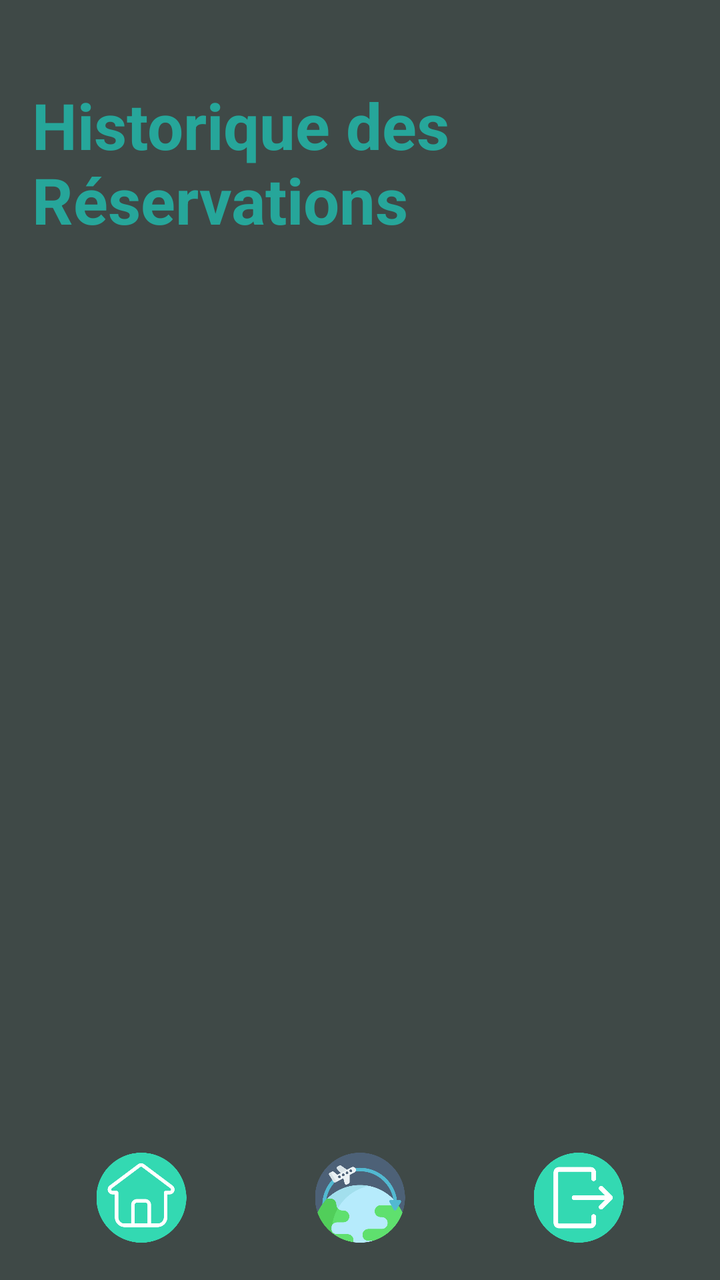
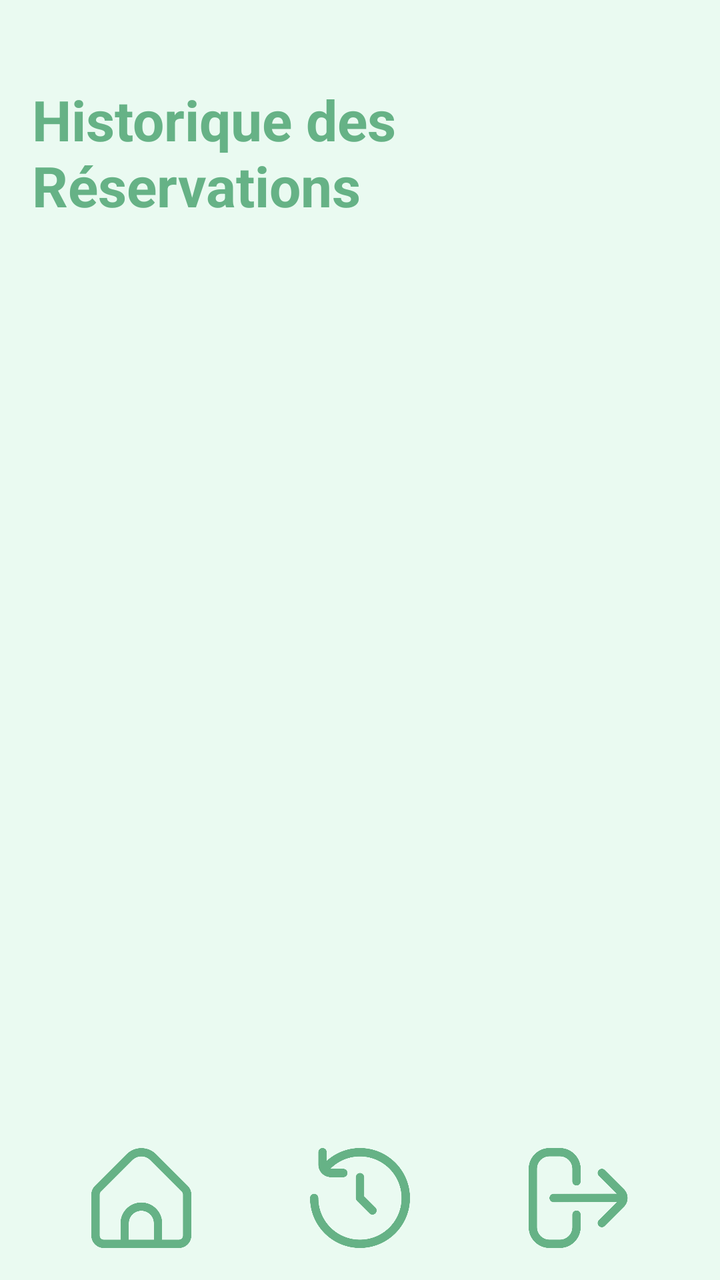

Two renders of the same Android screen: before a commit and after it. Below are the layout's source before the change and the commit's diff.
<!-- AndroidManifest.xml: application theme Theme.AgenceTouristique7 -->
<!-- res/layout/activity_historique_reservations.xml -->
<?xml version="1.0" encoding="utf-8"?>
<LinearLayout xmlns:android="http://schemas.android.com/apk/res/android"
    xmlns:tools="http://schemas.android.com/tools"
    android:layout_width="match_parent"
    android:layout_height="match_parent"
    android:background="#E72C3834"
    android:orientation="vertical"
    android:padding="16dp"
    tools:context=".vue.activites.HistoriqueReservationsActivity">

    <TextView
        android:layout_width="wrap_content"
        android:layout_height="wrap_content"
        android:layout_gravity="center_horizontal"
        android:layout_marginTop="25dp"
        android:layout_marginBottom="32dp"
        android:text="@string/historique_des_reservations"
        android:textColor="#26A69A"
        android:textSize="32sp"
        android:textStyle="bold" />

    <ListView
        android:id="@+id/listView_reservations_historique"
        android:layout_width="match_parent"
        android:layout_height="0dp"
        android:layout_weight="1"
        android:divider="@android:color/transparent"
        android:dividerHeight="8dp" />

    <LinearLayout
        android:layout_width="match_parent"
        android:layout_height="66dp"
        android:gravity="center"
        android:orientation="horizontal"
        android:paddingTop="16dp">

        <LinearLayout
            android:id="@+id/button_accueil_accueil"
            android:layout_width="wrap_content"
            android:layout_height="wrap_content"
            android:layout_weight="1"
            android:background="?android:attr/selectableItemBackground"
            android:clickable="true"
            android:focusable="true"
            android:gravity="center"
            android:minHeight="48dp"
            android:orientation="vertical">

            <ImageView
                android:layout_width="50dp"
                android:layout_height="45dp"
                android:contentDescription="@string/accueil"
                android:src="@drawable/home" />

        </LinearLayout>

        <LinearLayout
            android:id="@+id/button_historique_accueil"
            android:layout_width="wrap_content"
            android:layout_height="wrap_content"
            android:layout_weight="1"
            android:background="?android:attr/selectableItemBackground"
            android:clickable="true"
            android:focusable="true"
            android:gravity="center"
            android:minHeight="48dp"
            android:orientation="vertical">

            <ImageView
                android:layout_width="50dp"
                android:layout_height="45dp"
                android:contentDescription="@string/historique"
                android:src="@drawable/reservation" />

        </LinearLayout>

        <LinearLayout
            android:id="@+id/button_logout_accueil"
            android:layout_width="wrap_content"
            android:layout_height="wrap_content"
            android:layout_weight="1"
            android:background="?android:attr/selectableItemBackground"
            android:clickable="true"
            android:focusable="true"
            android:gravity="center"
            android:minHeight="48dp"
            android:orientation="vertical">

            <ImageView
                android:layout_width="50dp"
                android:layout_height="45dp"
                android:contentDescription="@string/log_out"
                android:src="@drawable/quit" />

        </LinearLayout>
    </LinearLayout>

</LinearLayout>
<!-- resources referenced by this layout -->
<resources>
  <!-- drawable home: png bitmap (drawable, 19974 bytes) -->
  <!-- drawable quit: png bitmap (drawable, 20227 bytes) -->
  <!-- drawable reservation: png bitmap (drawable, 37465 bytes) -->
  <string name="accueil">Accueil</string>
  <string name="historique">Historique</string>
  <string name="historique_des_reservations">Historique des Réservations</string>
  <string name="log_out">Déconnexion</string>
  <style name="Theme.AgenceTouristique7" parent="Base.Theme.AgenceTouristique7" />
  <style name="Base.Theme.AgenceTouristique7" parent="Theme.Material3.DayNight.NoActionBar">
          
          
      </style>
</resources>

<!-- the commit's change to res/layout/activity_historique_reservations.xml (unified diff, before → after) -->
@@ -1,98 +1,87 @@
 <?xml version="1.0" encoding="utf-8"?>
-<LinearLayout xmlns:android="http://schemas.android.com/apk/res/android"
+<androidx.constraintlayout.widget.ConstraintLayout xmlns:android="http://schemas.android.com/apk/res/android"
+    xmlns:app="http://schemas.android.com/apk/res-auto"
     xmlns:tools="http://schemas.android.com/tools"
     android:layout_width="match_parent"
     android:layout_height="match_parent"
-    android:background="#E72C3834"
+    android:background="#EAFAF1"
     android:orientation="vertical"
     android:padding="16dp"
     tools:context=".vue.activites.HistoriqueReservationsActivity">
 
-    <TextView
-        android:layout_width="wrap_content"
-        android:layout_height="wrap_content"
-        android:layout_gravity="center_horizontal"
-        android:layout_marginTop="25dp"
-        android:layout_marginBottom="32dp"
-        android:text="@string/historique_des_reservations"
-        android:textColor="#26A69A"
-        android:textSize="32sp"
-        android:textStyle="bold" />
-
-    <ListView
-        android:id="@+id/listView_reservations_historique"
+    <LinearLayout
+        android:id="@+id/linearLayout"
         android:layout_width="match_parent"
         android:layout_height="0dp"
         android:layout_weight="1"
-        android:divider="@android:color/transparent"
-        android:dividerHeight="8dp" />
+        android:orientation="vertical"
+        app:layout_constraintBottom_toTopOf="@+id/bottomNavigation"
+        app:layout_constraintEnd_toEndOf="parent"
+        app:layout_constraintStart_toStartOf="parent"
+        app:layout_constraintTop_toTopOf="parent">
 
-    <LinearLayout
-        android:layout_width="match_parent"
-        android:layout_height="66dp"
-        android:gravity="center"
-        android:orientation="horizontal"
-        android:paddingTop="16dp">
-
-        <LinearLayout
-            android:id="@+id/button_accueil_accueil"
+        <TextView
             android:layout_width="wrap_content"
             android:layout_height="wrap_content"
+            android:layout_gravity="center_horizontal"
+            android:layout_marginTop="25dp"
+            android:layout_marginBottom="32dp"
+            android:text="@string/historique_des_reservations"
+            android:textColor="@color/colorPrimary"
+            android:textSize="28sp"
+            android:textStyle="bold" />
+
+        <ListView
+            android:id="@+id/listView_reservations_historique"
+            android:layout_width="match_parent"
+            android:layout_height="0dp"
+            android:layout_weight="1"
+            android:divider="@android:color/transparent"
+            android:dividerHeight="8dp" />
+    </LinearLayout>
+    <LinearLayout
+        android:id="@+id/bottomNavigation"
+        android:layout_width="match_parent"
+        android:layout_height="wrap_content"
+        android:orientation="horizontal"
+        android:weightSum="3"
+        android:background="@android:color/transparent"
+        app:layout_constraintBottom_toBottomOf="parent"
+        app:layout_constraintEnd_toEndOf="parent"
+        app:layout_constraintStart_toStartOf="parent">
+
+        <ImageButton
+            android:id="@+id/buttonHome"
+            android:layout_width="0dp"
+            android:layout_height="50dp"
             android:layout_weight="1"
             android:background="?android:attr/selectableItemBackground"
-            android:clickable="true"
-            android:focusable="true"
-            android:gravity="center"
-            android:minHeight="48dp"
-            android:orientation="vertical">
+            android:contentDescription="@string/accueil"
+            android:src="@drawable/home"
+            android:scaleType="centerInside"
+            tools:ignore="SpeakableTextPresentCheck" />
 
-            <ImageView
-                android:layout_width="50dp"
-                android:layout_height="45dp"
-                android:contentDescription="@string/accueil"
-                android:src="@drawable/home" />
-
-        </LinearLayout>
-
-        <LinearLayout
-            android:id="@+id/button_historique_accueil"
-            android:layout_width="wrap_content"
-            android:layout_height="wrap_content"
+        <ImageButton
+            android:id="@+id/buttonHistorique"
+            android:layout_width="0dp"
+            android:layout_height="50dp"
             android:layout_weight="1"
             android:background="?android:attr/selectableItemBackground"
-            android:clickable="true"
-            android:focusable="true"
-            android:gravity="center"
-            android:minHeight="48dp"
-            android:orientation="vertical">
+            android:contentDescription="@string/historique"
+            android:src="@drawable/reservation"
+            android:scaleType="centerInside"
+            tools:ignore="SpeakableTextPresentCheck" />
 
-            <ImageView
-                android:layout_width="50dp"
-                android:layout_height="45dp"
-                android:contentDescription="@string/historique"
-                android:src="@drawable/reservation" />
-
-        </LinearLayout>
-
-        <LinearLayout
-            android:id="@+id/button_logout_accueil"
-            android:layout_width="wrap_content"
-            android:layout_height="wrap_content"
+        <ImageButton
+            android:id="@+id/buttonLogout"
+            android:layout_width="0dp"
+            android:layout_height="50dp"
             android:layout_weight="1"
             android:background="?android:attr/selectableItemBackground"
-            android:clickable="true"
-            android:focusable="true"
-            android:gravity="center"
-            android:minHeight="48dp"
-            android:orientation="vertical">
+            android:contentDescription="@string/log_out"
+            android:src="@drawable/logout"
+            android:scaleType="centerInside"
+            tools:ignore="SpeakableTextPresentCheck" />
 
-            <ImageView
-                android:layout_width="50dp"
-                android:layout_height="45dp"
-                android:contentDescription="@string/log_out"
-                android:src="@drawable/quit" />
-
-        </LinearLayout>
     </LinearLayout>
-
-</LinearLayout>
+</androidx.constraintlayout.widget.ConstraintLayout>
<!-- resource entries referenced after the edit -->
@@ -1,8 +1,9 @@
 <!-- resources referenced by this layout -->
 <resources>
-  <!-- drawable home: png bitmap (drawable, 19974 bytes) -->
-  <!-- drawable quit: png bitmap (drawable, 20227 bytes) -->
-  <!-- drawable reservation: png bitmap (drawable, 37465 bytes) -->
+  <color name="colorPrimary">#66B286</color>
+  <!-- drawable home: png bitmap (drawable, 13181 bytes) -->
+  <!-- drawable logout: png bitmap (drawable, 14957 bytes) -->
+  <!-- drawable reservation: png bitmap (drawable, 23334 bytes) -->
   <string name="accueil">Accueil</string>
   <string name="historique">Historique</string>
   <string name="historique_des_reservations">Historique des Réservations</string>
